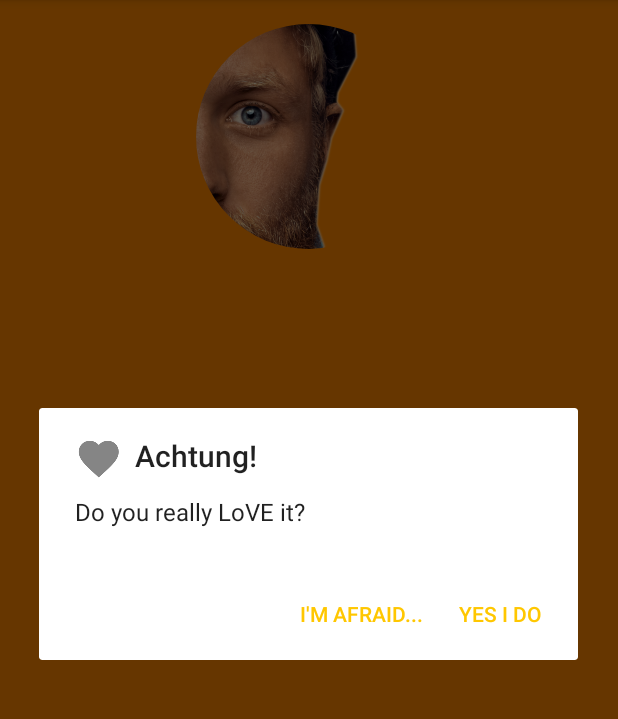
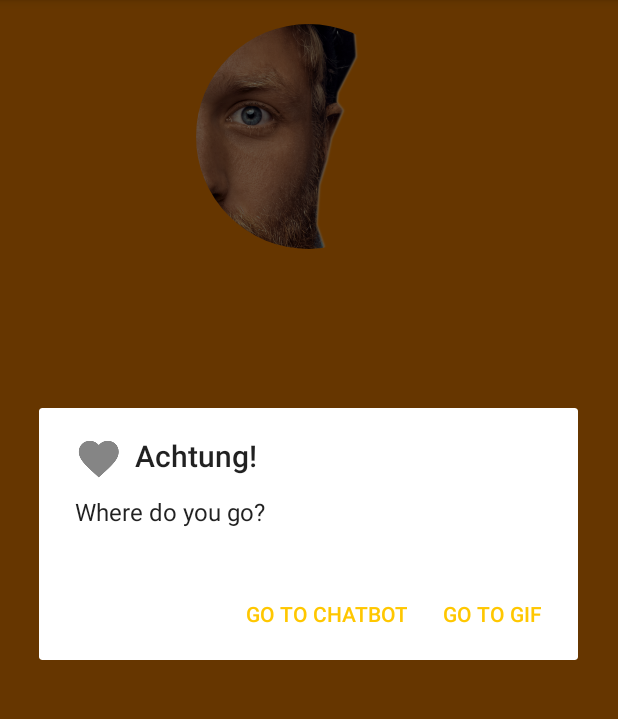
Before and after one commit to KoltX/NiceStart, an Android app: the MainActivity screen opened directly, with no data from a screen before it, after a tap on "Camera", on a phone screen of 412 x 824 dp, the part 84-803 px from its top. Run offline under Robolectric (Android 15) with nearby library versions, the phone set to English and light mode, and no system bars; plain views replace CircularImageView; pictures from the network do not load.

Commit message:
added chatbot into context

```diff
--- a/app/src/main/java/com/ramiro/ernesto/nicestart/MainActivity.java
+++ b/app/src/main/java/com/ramiro/ernesto/nicestart/MainActivity.java
@@ -95,11 +95,11 @@ public class MainActivity extends AppCompatActivity {
 //        builder.setView(getLayoutInflater().inflate(R.layout.dialog_view, null));
 
         builder.setTitle("Achtung!");
-        builder.setMessage("Do you really LoVE it?");
+        builder.setMessage("Where do you go?");
         builder.setIcon(R.drawable.ic_action_name_dark);
 
         // add the buttons
-        builder.setPositiveButton("Yes I do", new DialogInterface.OnClickListener() {
+        builder.setPositiveButton("Go to GIF", new DialogInterface.OnClickListener() {
             @Override
             public void onClick(DialogInterface dialog, int which) {
                 // do something like...
@@ -110,7 +110,7 @@ public class MainActivity extends AppCompatActivity {
             }
         });
 
-        builder.setNegativeButton("I'm afraid...", new DialogInterface.OnClickListener() {
+        builder.setNegativeButton("Go to ChatBot", new DialogInterface.OnClickListener() {
             @Override
             public void onClick(DialogInterface dialog, int which) {
 
```
Also changed, not shown: app/src/main/java/com/ramiro/ernesto/nicestart/MyWebView.java (+11 -3 lines).
